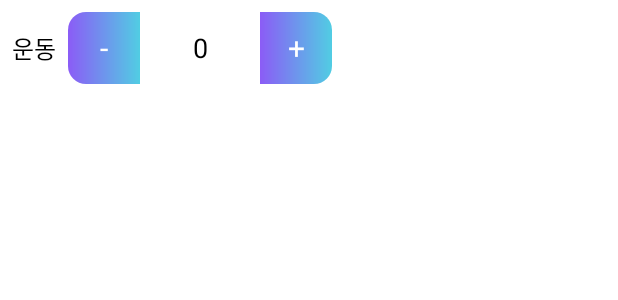
After one commit to LibrumLego/Clicker, an Android app: the layout item_counter.xml on its own in the app's theme, with its tools: preview values and no code run, on a phone screen of 412 x 824 dp. The commit adds this screen. Shown: the top 300 px of the screen. Run offline under Robolectric (Android 15) with nearby library versions, the phone set to English and light mode, and no system bars.

Commit message:
메인화면 칸 추가 기능 구현

```diff
--- /dev/null
+++ b/app/src/main/res/drawable/bg_button_gradient_left.xml
@@ -0,0 +1,8 @@
+<shape xmlns:android="http://schemas.android.com/apk/res/android" android:shape="rectangle">
+    <gradient
+        android:type="linear"
+        android:angle="0"
+        android:startColor="#8B5CF6"
+        android:endColor="#51CDE3"/>
+    <corners android:topLeftRadius="12dp" android:bottomLeftRadius="12dp"/>
+</shape>
--- /dev/null
+++ b/app/src/main/res/drawable/bg_button_gradient_right.xml
@@ -0,0 +1,8 @@
+<shape xmlns:android="http://schemas.android.com/apk/res/android" android:shape="rectangle">
+    <gradient
+        android:type="linear"
+        android:angle="0"
+        android:startColor="#8B5CF6"
+        android:endColor="#51CDE3"/>
+    <corners android:topRightRadius="12dp" android:bottomRightRadius="12dp"/>
+</shape>
--- /dev/null
+++ b/app/src/main/res/layout/item_counter.xml
@@ -0,0 +1,53 @@
+<!-- res/layout/item_counter.xml -->
+<LinearLayout
+    xmlns:android="http://schemas.android.com/apk/res/android"
+    android:layout_width="match_parent"
+    android:layout_height="wrap_content"
+    android:orientation="horizontal"
+    android:gravity="center_vertical"
+    android:layout_margin="8dp">
+
+    <!-- 이름 -->
+    <TextView
+        android:id="@+id/itemName"
+        android:layout_width="wrap_content"
+        android:layout_height="wrap_content"
+        android:text="운동"
+        android:textSize="16sp"
+        android:textColor="#000000"
+        android:layout_marginEnd="8dp"/>
+
+    <!-- - 버튼 -->
+    <TextView
+        android:id="@+id/btnMinus"
+        android:layout_width="48dp"
+        android:layout_height="48dp"
+        android:gravity="center"
+        android:text="-"
+        android:textSize="20sp"
+        android:textColor="@android:color/white"
+        android:background="@drawable/bg_button_gradient_left"/>
+
+    <!-- 값 입력 -->
+    <EditText
+        android:id="@+id/itemValue"
+        android:layout_width="80dp"
+        android:layout_height="48dp"
+        android:gravity="center"
+        android:inputType="number"
+        android:text="0"
+        android:textSize="18sp"
+        android:textColor="#000000"
+        android:background="@android:color/white"/>
+
+    <!-- + 버튼 -->
+    <TextView
+        android:id="@+id/btnPlus"
+        android:layout_width="48dp"
+        android:layout_height="48dp"
+        android:gravity="center"
+        android:text="+"
+        android:textSize="20sp"
+        android:textColor="@android:color/white"
+        android:background="@drawable/bg_button_gradient_right"/>
+</LinearLayout>
```
Also changed, not shown: app/src/main/java/com/clicker/MainActivity.kt (+51 -13 lines), app/src/main/res/drawable/bg_button_blue_mint.xml (added, +8 -0 lines), app/src/main/res/drawable/bg_button_emerald_gold.xml (added, +8 -0 lines), app/src/main/res/drawable/bg_button_pink_yellow.xml (added, +8 -0 lines), app/src/main/res/drawable/bg_button_purple_blue.xml (added, +10 -0 lines), app/src/main/res/drawable/bg_button_purple_pink.xml (added, +9 -0 lines), app/src/main/res/layout/activity_main.xml (+12 -0 lines), app/src/main/res/layout/dialog_add_item.xml (+5 -5 lines), app/src/main/res/drawable/circle_color_blue_mint.xml (renamed from app/src/main/res/drawable/circle_color_green.xml), app/src/main/res/drawable/circle_color_emerald_gold.xml (renamed from app/src/main/res/drawable/circle_color_yellow.xml), app/src/main/res/drawable/circle_color_pink_yellow.xml (renamed from app/src/main/res/drawable/circle_color_blue.xml), app/src/main/res/drawable/circle_color_purple_blue.xml (renamed from app/src/main/res/drawable/circle_color_red.xml), app/src/main/res/drawable/circle_color_purple_pink.xml (renamed from app/src/main/res/drawable/circle_color_purple.xml).
